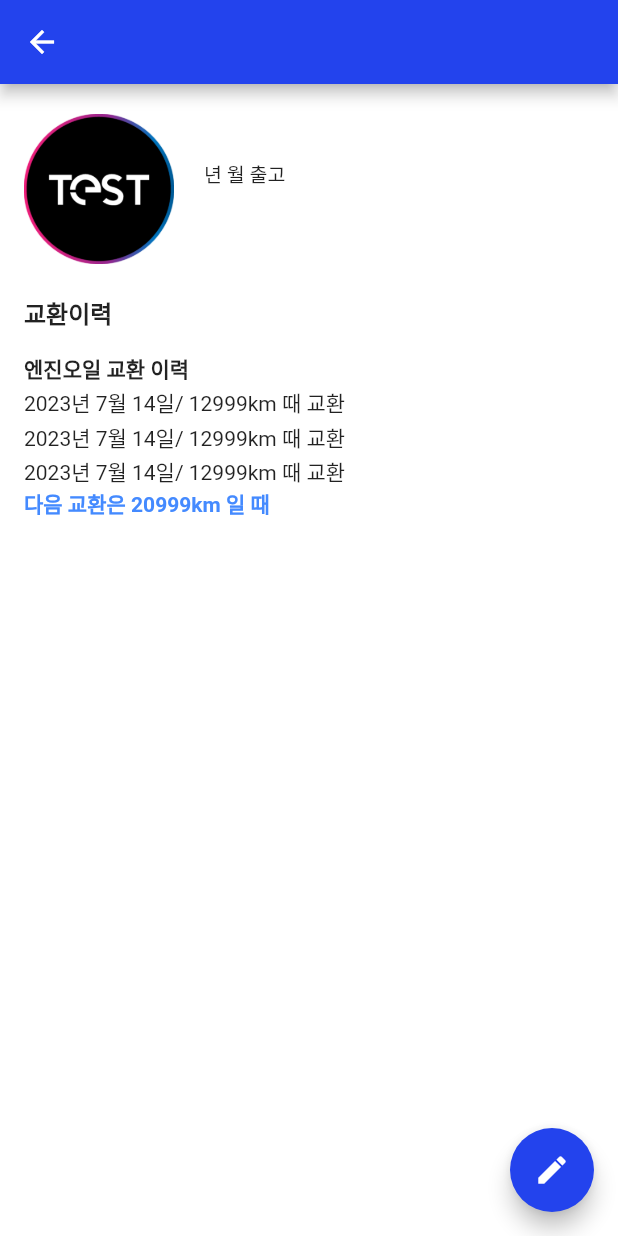
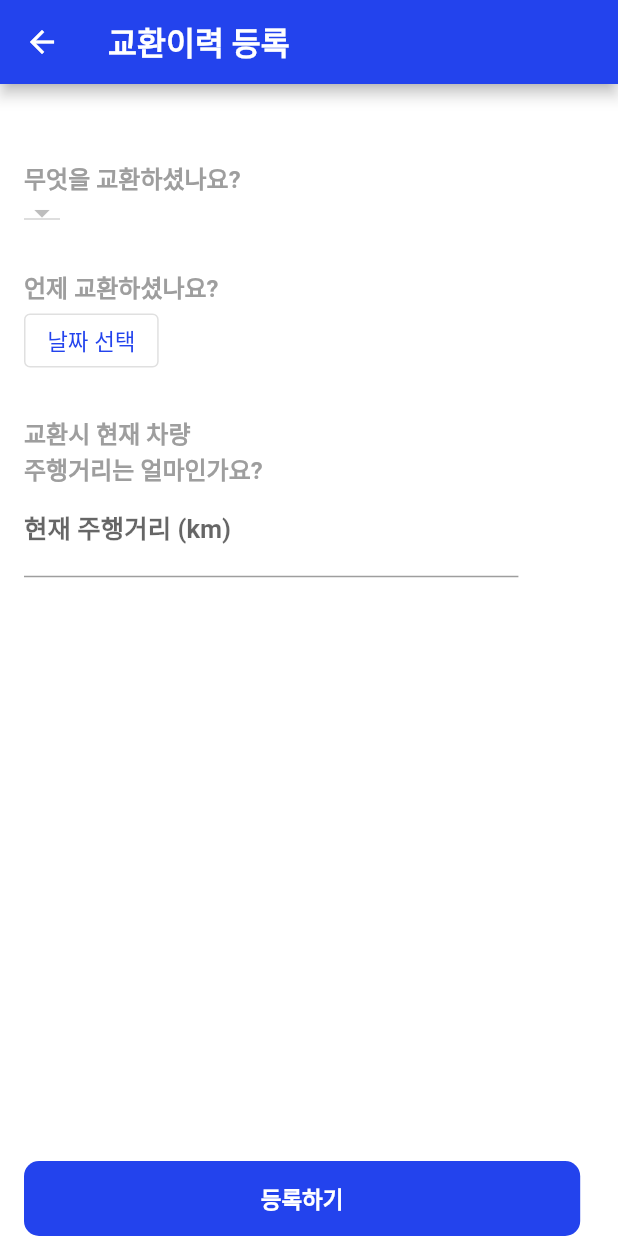
Before and after one commit to jm90hong/cargaeboo, a Flutter app: the DetailCarScreen screen opened directly with empty values, after a tap on the "edit" icon, on a phone screen of 412 x 824 dp. Run offline on Flutter 3.47's test engine with Material 2 defaults, Android fonts, the phone set to English and light mode, and no system bars; our stand-ins replace floor, fluttertoast, image_picker, sqflite; accounts and stored records are empty; generated files the repository leaves out were written again; Roboto replaces fonts that are missing (nt); statements that could not run were skipped.

Commit message:
2023 07 14 01

```diff
--- a/lib/entity/history.dart
+++ b/lib/entity/history.dart
@@ -7,7 +7,7 @@ class History{
   late final int? idx;
   final int carIdx;
   final int partsIdx;
-  final int distance;
+  final String distance;
   final String date;
 
   History({
--- /dev/null
+++ b/lib/screen/add_history_screen.dart
@@ -0,0 +1,168 @@
+
+
+import 'package:cargaeboo/config/my_widget.dart';
+import 'package:flutter/material.dart';
+
+import '../config/my_color.dart';
+import '../database.dart';
+import '../entity/car.dart';
+import '../entity/history.dart';
+import '../entity/parts.dart';
+import '../util/my_util.dart';
+
+
+class AddHistoryScreen extends StatefulWidget {
+  Car car;
+  AddHistoryScreen({required this.car});
+
+  @override
+  State<AddHistoryScreen> createState() => _AddHistoryScreenState();
+}
+
+class _AddHistoryScreenState extends State<AddHistoryScreen> {
+
+  TextStyle titleStyle = TextStyle(fontWeight: FontWeight.bold,fontSize: 16,color: Colors.grey.shade500);
+  TextEditingController distanceController = TextEditingController();
+  List<Parts> allParts = [];
+  List<String> dropdownList = [];
+  String selectedDropdown = '';
+  String _selectedDate='날짜 선택';
+
+  void init() async{
+    final database = await $FloorAppDatabase.databaseBuilder('app_database.db').build();
+    final partsDao = database.partsDao;
+    allParts = await partsDao.findAllParts();
+    allParts.forEach((element) {
+      dropdownList.add(element.name);
+    });
+    selectedDropdown=dropdownList[0];
+    setState(() {});
+  }
+
+
+  @override
+  void initState() {
+    // TODO: implement initState
+    super.initState();
+    init();
+  }
+
+  @override
+  Widget build(BuildContext context) {
+    return Scaffold(
+      appBar: AppBar(
+        title:Text('교환이력 등록',style: TextStyle(fontWeight: FontWeight.bold),)
+      ),
+      body: FullContainer(
+        padding: EdgeInsets.symmetric(horizontal: 16),
+        child: Column(
+          crossAxisAlignment: CrossAxisAlignment.start,
+          children: [
+            Expanded(
+              child: SingleChildScrollView(
+                child: Column(
+                  crossAxisAlignment: CrossAxisAlignment.start,
+                  children: [
+                    SizedBox(height: 50,),
+                    Text('무엇을 교환하셨나요?',style: titleStyle,),
+                    DropdownButton(
+                      value: selectedDropdown,
+                      items: dropdownList.map((String item) {
+                        return DropdownMenuItem<String>(
+                          child: Text('$item'),
+                          value: item,
+                        );
+                      }).toList(),
+                      onChanged: (dynamic value) {
+                        setState(() {
+                          selectedDropdown = value;
+                        });
+                      },
+                    ),
+                    SizedBox(height: 25,),
+                    Text('언제 교환하셨나요?',style: titleStyle,),
+                    OutlinedButton(
+                        onPressed: () {
+                          showDatePicker(
+                            context: context,
+                            initialDate: DateTime.now(),
+                            firstDate: DateTime(2000),
+                            lastDate: DateTime.now(),
+                          ).then((selectedDate) {
+                            setState(() {
+                              var year = selectedDate?.year.toString();
+                              var month = selectedDate?.month.toString();
+                              var day = selectedDate?.day.toString();
+
+                              setState(() {
+                                _selectedDate='$year년 $month월 $day일';
+                              });
+
+
+                            });
+                          });
+                        },
+                        child: Text(_selectedDate)
+                    ),
+
+
+                    SizedBox(height: 25,),
+                    Text('교환시 현재 차량 \n주행거리는 얼마인가요?',style: titleStyle,),
+
+                    Container(
+                      margin: const EdgeInsets.only(bottom: 30),
+                      width: MediaQuery.of(context).size.width*0.8,
+                      child: TextFormField(
+                        controller: distanceController,
+                        keyboardType: TextInputType.number,
+                        decoration: const InputDecoration(
+                            hintText: '10000',
+                            labelText: '현재 주행거리 (km)',
+                            labelStyle: TextStyle(fontWeight:FontWeight.bold)
+                        ),
+                      ),
+                    ),
+                  ],
+                ),
+              ),
+            ),
+            LongButton(
+                width: MediaQuery.of(context).size.width*0.9,
+                borderRadius: 10,
+                onTap: () async {
+
+                  if(_selectedDate=='날짜선택'){
+                    MyUtil.showToast('날짜를 선택해주세요');
+                    return;
+                  }
+
+                  if(distanceController.text.isEmpty){
+                    MyUtil.showToast('현재 주행거리를 입력해주세요');
+                    return;
+                  }
+
+                  final database = await $FloorAppDatabase.databaseBuilder('app_database.db').build();
+                  final historyDao = database.historyDao;
+                  History history = History(
+                      carIdx: widget.car.idx??0,
+                      partsIdx: allParts.firstWhere((element) => element.name==selectedDropdown).idx??0,
+                      distance: distanceController.text.toString(),
+                      date: _selectedDate
+                  );
+
+                  historyDao.insertHistory(history);
+                  MyUtil.showToast('교환이력 등록 완료');
+                  Navigator.of(context).pop();
+                },
+              text: '등록하기',
+              backgroundColor: MyColor.mainColor,
+            )
+          ],
+        ),
+      ),
+    );
+  }
+
+
+
+}
--- a/lib/screen/car_screen.dart
+++ b/lib/screen/car_screen.dart
@@ -132,7 +132,7 @@ class CarBox extends StatelessWidget {
                   Column(
                     crossAxisAlignment: CrossAxisAlignment.start,
                     children: [
-                      Text(car.name,style: TextStyle(fontWeight: FontWeight.bold,color: MyColor.mainColor,fontSize: 21),),
+                      Text(car.name,style: TextStyle(fontWeight: FontWeight.bold,color: Colors.black,fontSize: 21),),
                       Text('${car.buyYear}년 ${car.buyMonth}월 출고',style: TextStyle(color: Colors.black87,fontSize: 13),)
                     ],
                   ),
--- a/lib/screen/detail_car_screen.dart
+++ b/lib/screen/detail_car_screen.dart
@@ -1,10 +1,15 @@
 import 'dart:convert';
 
 import 'package:cargaeboo/config/my_widget.dart';
+import 'package:cargaeboo/entity/history.dart';
+import 'package:cargaeboo/screen/add_history_screen.dart';
+import 'package:cargaeboo/util/my_util.dart';
 import 'package:flutter/material.dart';
 
 import '../config/my_color.dart';
+import '../database.dart';
 import '../entity/car.dart';
+import '../entity/parts.dart';
 
 
 
@@ -23,12 +28,45 @@ class _DetailCarScreenState extends State<DetailCarScreen> {
 
   TextStyle titleStyle = TextStyle(fontWeight: FontWeight.bold,fontSize: 16);
 
+  List<Parts> allParts = [];
+  List<History> allHistory= [];
+
+  List<Widget> w = [];
+
+  makeHistory() async{
+    final database = await $FloorAppDatabase.databaseBuilder('app_database.db').build();
+    final partsDao = database.partsDao;
+    final historyDao = database.historyDao;
+
+
+    MyUtil.showToast(widget.car.idx.toString());
+    allParts = await partsDao.findAllParts();
+    allHistory = await historyDao.findHistoryByCarIdx(2);
+
+
+    for(var a in allHistory){
+      print(a.carIdx);
+    }
+
+    for(Parts parts in allParts){
+      w.add(Text(parts.name));
+      for(History history in allHistory.where((element) => element.partsIdx==parts.idx)){
+        w.add(Text('${history.date} / ${history.distance} km'));
+      }
+      w.add(Text('마지막'));
+    }
+
+    setState(() {});
+
+
+
+  }
 
   @override
   void initState() {
     // TODO: implement initState
     super.initState();
-
+    makeHistory();
   }
 
   @override
@@ -82,6 +120,10 @@ class _DetailCarScreenState extends State<DetailCarScreen> {
                     //todo 엔진오일
                     Column(
                       crossAxisAlignment: CrossAxisAlignment.start,
+                      children:w,
+                    ),
+                    Column(
+                      crossAxisAlignment: CrossAxisAlignment.start,
                       children: [
                         Text('엔진오일 교환 이력',style: TextStyle(color: Colors.black87,fontWeight: FontWeight.bold),),
                         Padding(
@@ -112,9 +154,9 @@ class _DetailCarScreenState extends State<DetailCarScreen> {
       floatingActionButton: FloatingActionButton(
         backgroundColor: MyColor.mainColor,
         onPressed: (){
-          //Navigator.push(
-           // context, MaterialPageRoute(builder: (context) => AddCarScreen()),
-         // );
+          Navigator.push(
+           context, MaterialPageRoute(builder: (context) => AddHistoryScreen(car: widget.car,)),
+         );
         },
         child: const Icon(Icons.edit,color: Colors.white,),
       ),
--- a/lib/screen/parts_screen.dart
+++ b/lib/screen/parts_screen.dart
@@ -82,13 +82,13 @@ class PartsBox extends StatelessWidget {
   @override
   Widget build(BuildContext context) {
 
-
     return GestureDetector(
       onTap: (){
         Navigator.push(
           context, MaterialPageRoute(builder: (context) => AddPartsScreen(
             isNew: false,
             idx: parts.idx ?? 0,
+            name: parts.name,
           )),
         );
       },
@@ -99,7 +99,6 @@ class PartsBox extends StatelessWidget {
         child: Row(
           crossAxisAlignment: CrossAxisAlignment.start,
           children: [
-
             Expanded(
               child: Column(
                 crossAxisAlignment: CrossAxisAlignment.start,
--- a/pubspec.yaml
+++ b/pubspec.yaml
@@ -29,6 +29,8 @@ environment:
 # versions available, run `flutter pub outdated`.
 dependencies:
   flutter:
+    sdk: flutter
+  flutter_localizations:
     sdk: flutter
 
 
```
Also changed, not shown: lib/dao/history_dao.dart (+18 -0 lines), lib/main.dart (+8 -1 lines), lib/screen/add_parts_screen.dart (+7 -2 lines), lib/database.g.dart, pubspec.lock.
